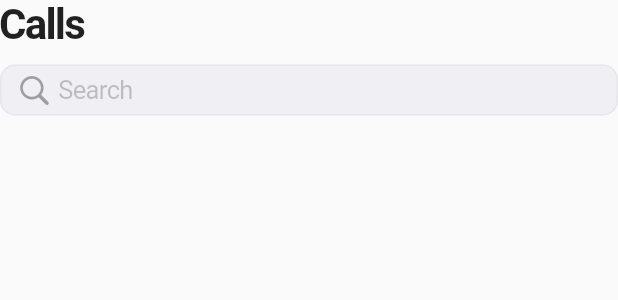
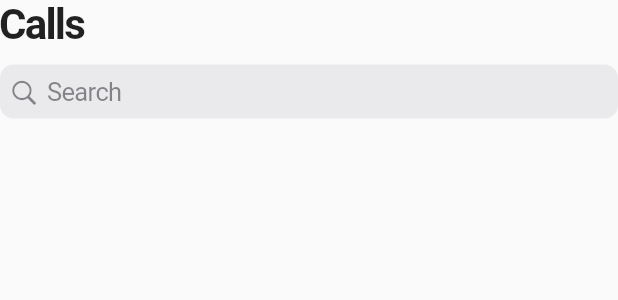
Before and after one commit to kartikbhargava11/whatsapp_clone, a Flutter app: the _SearchBar widget shown alone on an empty page, opened directly, on a phone screen of 412 x 824 dp. Shown: the top 300 px of the screen. Run offline on Flutter 3.47's test engine with Material 2 defaults, Android fonts, the phone set to English and light mode, and no system bars; network calls fail.

```diff
--- a/lib/data/data.dart
+++ b/lib/data/data.dart
@@ -165,6 +165,10 @@ final calls = [
   ),
 ];
 
+List<Call> get missedCalls {
+  return calls.where((element) => element.isMissed).toList();
+}
+
 final recentUpdates = [
   Status(
     user: users[5],
--- a/lib/pages/call_screen_android.dart
+++ b/lib/pages/call_screen_android.dart
@@ -1,6 +1,8 @@
 import 'package:flutter/material.dart';
 
 import '../widgets/calls_list.dart';
+
+import '../data/data.dart';
 
 class CallScreenAndroid extends StatefulWidget {
   const CallScreenAndroid({Key? key}) : super(key: key);
@@ -31,6 +33,7 @@ class _CallScreenAndroidState extends State<CallScreenAndroid> {
       ),
       body: CallsList(
         scrollController: _scrollController,
+        calls: calls,
       ),
     );
   }
--- a/lib/widgets/calls_list.dart
+++ b/lib/widgets/calls_list.dart
@@ -3,13 +3,15 @@ import 'dart:io';
 import 'package:flutter/material.dart';
 import 'package:flutter/cupertino.dart';
 
-import '../data/data.dart';
+
 
 import '../models/call.dart';
 
 class CallsList extends StatelessWidget {
+  final List<Call> calls;
   final ScrollController scrollController;
   const CallsList({
+    required this.calls,
     required this.scrollController,
     Key? key}) : super(key: key);
 
@@ -175,8 +177,8 @@ class _SearchBar extends StatelessWidget {
   Widget build(BuildContext context) {
     return Column(
       crossAxisAlignment: CrossAxisAlignment.start,
-      children: [
-        const Text(
+      children: const [
+        Text(
           "Calls",
           style: TextStyle(
             fontSize: 28.0,
@@ -184,26 +186,11 @@ class _SearchBar extends StatelessWidget {
             letterSpacing: -1.2,
           )
         ),
-        const SizedBox(
+        SizedBox(
           height: 10.0,
         ),
-        CupertinoTextField(
-          padding: const EdgeInsets.symmetric(vertical: 6.0, horizontal: 4.0),
-          placeholder: "Search",
-          prefix: const Padding(
-            padding: EdgeInsets.only(left: 10.0),
-            child: Icon(
-              CupertinoIcons.search,
-              color: Colors.grey,
-            ),
-          ),
-          decoration: BoxDecoration(
-            color: CupertinoColors.extraLightBackgroundGray,
-            border: Border.all(color: CupertinoColors.lightBackgroundGray, width: 1.0),
-            borderRadius: BorderRadius.circular(10.0),
-          ),
-        ),
-        const SizedBox(
+        CupertinoSearchTextField(),
+        SizedBox(
           height: 10.0,
         ),
       ],
```
Also changed, not shown: lib/pages/calls_screen_ios.dart (+45 -0 lines), lib/pages/status_screen_ios.dart (+4 -19 lines), lib/widgets/chat_list.dart (+1 -16 lines), assets/images/android-calls.png (deleted), assets/images/android-chat.png (deleted), assets/images/ios-chats.png (deleted), assets/images/ios-status.png (deleted), 1 other file.
